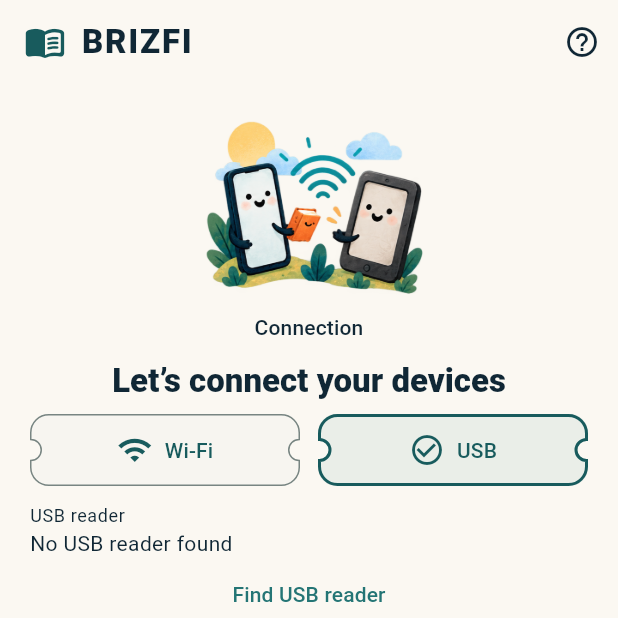
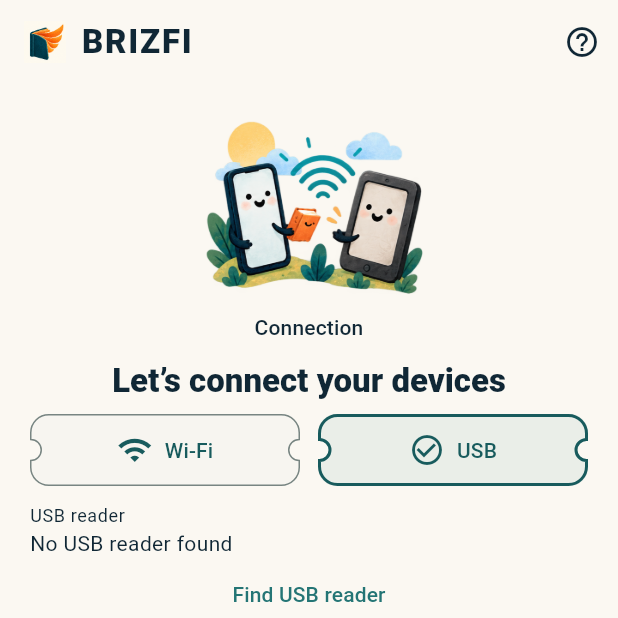
Before and after one commit to mkulkov/brizfi-downloads, a Flutter app: the screen it shows after launch, after a tap on "USB", on a phone screen of 412 x 824 dp, the top half of it. Run offline on Flutter 3.47's test engine with Material 3 defaults, Android fonts, the phone set to English and light mode, and no system bars; missing offline and left inert: dart:ffi, flutter_rust_bridge, flutter_rustore_pay, yandex_mobileads.

Commit message:
Prepare BRIZFI 0.1.1 Windows and Android release

```diff
--- a/source/l10n.yaml
+++ b/source/l10n.yaml
@@ -1,3 +1,4 @@
 arb-dir: lib/l10n
+# Both app shells follow the system locale list; English is the fallback.
 template-arb-file: app_en.arb
 output-localization-file: app_localizations.dart
--- a/source/lib/l10n/app_en.arb
+++ b/source/lib/l10n/app_en.arb
@@ -238,7 +238,7 @@
   "journeyConnectionStep": "Connection",
   "journeyBooksStep": "Books",
   "journeyTransferStep": "Transfer",
-  "journeyHowSend": "How shall we send them?",
+  "journeyHowSend": "How would you like to send your books?",
   "journeyContinue": "Choose books",
   "journeyAdd": "Add books",
   "journeySend": "Send books",
@@ -258,7 +258,7 @@
   "journeyReconnect": "Reconnect your reader",
   "journeyEmpty": "Add books to your parcel",
   "journeyChooseReason": "Connect your reader first",
-  "readerFormats": "Supported originals: {formats}",
+  "readerFormats": "Formats sent without conversion: {formats}",
   "@readerFormats": {"placeholders": {"formats": {"type": "String"}}},
   "readerFormatUnsupported": "This reader cannot open this format and automatic conversion is not available for it. Choose a book in one of the reader's supported formats or select a different reader.",
   "readerOriginal": "{format} · Original, no conversion",
--- a/source/lib/l10n/app_localizations.dart
+++ b/source/lib/l10n/app_localizations.dart
@@ -989,7 +989,7 @@ abstract class AppLocalizations {
   /// No description provided for @journeyHowSend.
   ///
   /// In en, this message translates to:
-  /// **'How shall we send them?'**
+  /// **'How would you like to send your books?'**
   String get journeyHowSend;
 
   /// No description provided for @journeyContinue.
@@ -1109,7 +1109,7 @@ abstract class AppLocalizations {
   /// No description provided for @readerFormats.
   ///
   /// In en, this message translates to:
-  /// **'Supported originals: {formats}'**
+  /// **'Formats sent without conversion: {formats}'**
   String readerFormats(String formats);
 
   /// No description provided for @readerFormatUnsupported.
--- a/source/lib/l10n/app_localizations_en.dart
+++ b/source/lib/l10n/app_localizations_en.dart
@@ -532,7 +532,7 @@ class AppLocalizationsEn extends AppLocalizations {
   String get journeyTransferStep => 'Transfer';
 
   @override
-  String get journeyHowSend => 'How shall we send them?';
+  String get journeyHowSend => 'How would you like to send your books?';
 
   @override
   String get journeyContinue => 'Choose books';
@@ -594,7 +594,7 @@ class AppLocalizationsEn extends AppLocalizations {
 
   @override
   String readerFormats(String formats) {
-    return 'Supported originals: $formats';
+    return 'Formats sent without conversion: $formats';
   }
 
   @override
--- a/source/lib/main.dart
+++ b/source/lib/main.dart
@@ -293,6 +293,12 @@ class _PocScreenState extends State<PocScreen> with WidgetsBindingObserver {
   bool usbSending = false;
   bool usbCancelling = false;
   Future<void>? usbTask;
+  @override
+  void didChangeDependencies() {
+    super.didChangeDependencies();
+    server.updateLanguage(Localizations.localeOf(context).languageCode);
+  }
+
   @override
   void initState() {
     super.initState();
--- a/source/lib/services/reader_server.dart
+++ b/source/lib/services/reader_server.dart
@@ -64,6 +64,15 @@ class ReaderServer extends ChangeNotifier {
 
   static const maxBooks = 10;
   String _languageCode = 'en';
+
+  /// Changes page text without interrupting pairing or active downloads.
+  void updateLanguage(String languageCode) {
+    _languageCode =
+        languageCode.toLowerCase().split(RegExp('[-_]')).first == 'ru'
+        ? 'ru'
+        : 'en';
+  }
+
   AppLocalizations get _pageStrings =>
       lookupAppLocalizations(Locale(_languageCode));
   static const maxFileBytes = 32 * 1024 * 1024;
@@ -204,10 +213,7 @@ class ReaderServer extends ChangeNotifier {
       throw StateError('The server is already active or unavailable.');
     }
     _starting = true;
-    _languageCode =
-        languageCode.toLowerCase().split(RegExp('[-_]')).first == 'ru'
-        ? 'ru'
-        : 'en';
+    updateLanguage(languageCode);
     _startDone = Completer<void>();
     _error = null;
     _errorCode = null;
--- a/source/lib/ui/brizfi_style.dart
+++ b/source/lib/ui/brizfi_style.dart
@@ -275,10 +275,11 @@ class BrizfiBrand extends StatelessWidget {
       return Semantics(
         label: 'BRIZFI',
         child: ExcludeSemantics(
-          child: Icon(
-            Icons.menu_book_rounded,
-            size: 32,
-            color: colors.secondary,
+          child: Image.asset(
+            'assets/branding/app-icon.png',
+            width: 32,
+            height: 32,
+            cacheWidth: 128,
           ),
         ),
       );
@@ -287,10 +288,11 @@ class BrizfiBrand extends StatelessWidget {
       mainAxisSize: MainAxisSize.min,
       children: [
         ExcludeSemantics(
-          child: Icon(
-            Icons.menu_book_rounded,
-            size: 28,
-            color: colors.secondary,
+          child: Image.asset(
+            'assets/branding/app-icon.png',
+            width: 28,
+            height: 28,
+            cacheWidth: 128,
           ),
         ),
         const SizedBox(width: 10),
--- a/source/pubspec.yaml
+++ b/source/pubspec.yaml
@@ -1,7 +1,7 @@
 name: brizfi
 description: BRIZFI local reader transfer PoC.
 publish_to: none
-version: 0.1.0+1
+version: 0.1.1+3
 environment:
   sdk: ^3.13.5
 dependencies:
@@ -25,6 +25,7 @@ flutter:
   generate: true
   uses-material-design: true
   assets:
+    - assets/branding/app-icon.png
     - assets/illustrations/journey-0.png
     - assets/illustrations/journey-1.png
     - assets/illustrations/journey-2.png
```
Also changed, not shown: SHA256SUMS.txt (+4 -4 lines), 14 other files.
